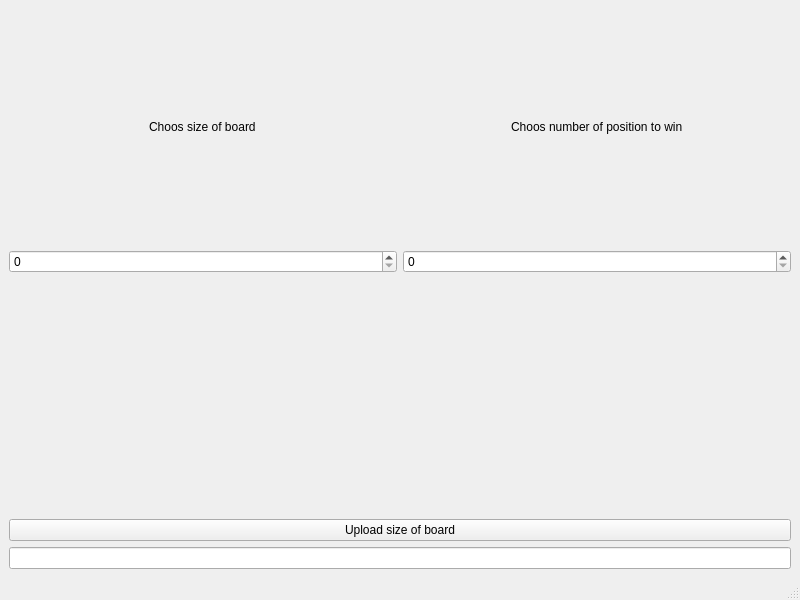
Qt form mainwindow.ui (asialalala/Tic-Tac-Toe) before a commit.
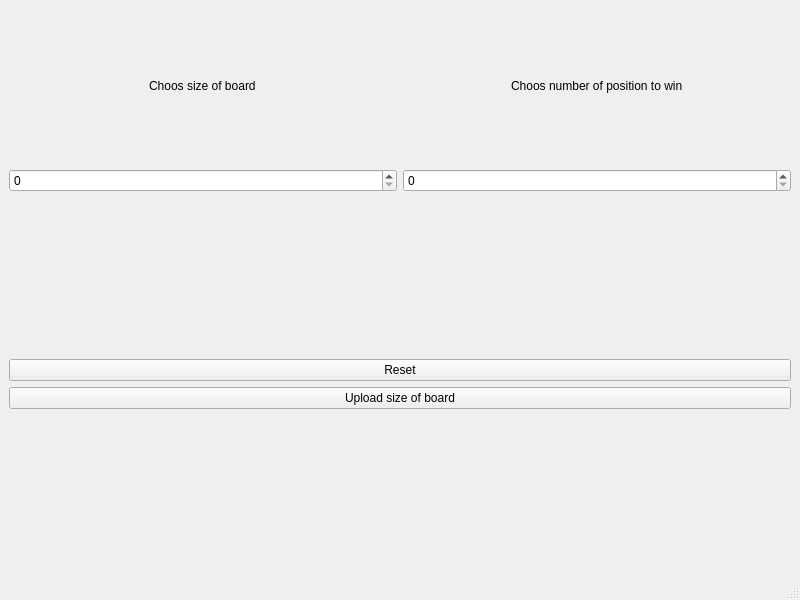
The same form after that commit.

Patch:
```diff
--- a/mainwindow.ui
+++ b/mainwindow.ui
@@ -15,19 +15,16 @@
   </property>
   <widget class="QWidget" name="centralwidget">
    <layout class="QGridLayout" name="gridLayout_2">
+    <item row="4" column="1" colspan="2">
+     <widget class="QPushButton" name="pushButtonReset">
+      <property name="text">
+       <string>Reset</string>
+      </property>
+     </widget>
+    </item>
     <item row="2" column="2">
      <widget class="QSpinBox" name="spinBoxWIN"/>
     </item>
-    <item row="4" column="1" colspan="2">
-     <widget class="QPushButton" name="addButton">
-      <property name="text">
-       <string>Upload size of board</string>
-      </property>
-     </widget>
-    </item>
-    <item row="5" column="1" colspan="2">
-     <widget class="QLineEdit" name="lineEdit"/>
-    </item>
     <item row="1" column="1" alignment="Qt::AlignHCenter">
      <widget class="QLabel" name="label">
       <property name="text">
@@ -35,6 +32,9 @@
       </property>
      </widget>
     </item>
+    <item row="1" column="0" rowspan="6">
+     <layout class="QGridLayout" name="gridLayout"/>
+    </item>
     <item row="1" column="2" alignment="Qt::AlignHCenter">
      <widget class="QLabel" name="label_2">
       <property name="text">
@@ -42,12 +42,16 @@
       </property>
      </widget>
     </item>
-    <item row="1" column="0" rowspan="5">
-     <layout class="QGridLayout" name="gridLayout"/>
-    </item>
     <item row="2" column="1">
      <widget class="QSpinBox" name="spinBoxSIZE"/>
     </item>
+    <item row="5" column="1" colspan="2">
+     <widget class="QPushButton" name="addButton">
+      <property name="text">
+       <string>Upload size of board</string>
+      </property>
+     </widget>
+    </item>
    </layout>
   </widget>
   <widget class="QMenuBar" name="menubar">
```
